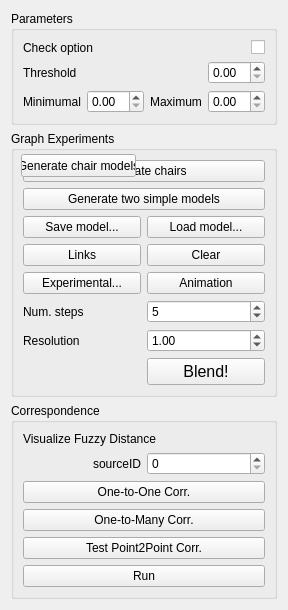
Before: the Qt Designer form topo-blend/topo_blend_widget.ui in ialhashim/topo-blend, drawn with Qt 5.
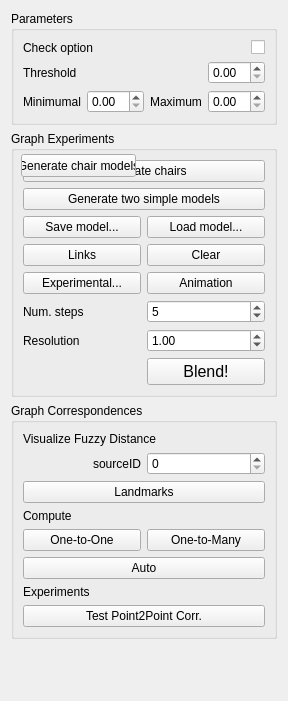
After: the same form once the commit is applied. Icons and pictures are not drawn.

Commit message: [Correspondence] Ui for setting up landmarks, visualization and I/O.

Patch:
```diff
--- a/topo-blend/topo_blend_widget.ui
+++ b/topo-blend/topo_blend_widget.ui
@@ -7,7 +7,7 @@
     <x>0</x>
     <y>0</y>
     <width>246</width>
-    <height>582</height>
+    <height>701</height>
    </rect>
   </property>
   <property name="windowTitle">
@@ -229,9 +229,33 @@
    <item>
     <widget class="QGroupBox" name="groupBox_3">
      <property name="title">
-      <string>Correspondence</string>
+      <string>Graph Correspondences</string>
      </property>
      <layout class="QGridLayout" name="gridLayout_3">
+      <item row="2" column="0" colspan="2">
+       <widget class="QPushButton" name="landmarksButton">
+        <property name="text">
+         <string>Landmarks</string>
+        </property>
+       </widget>
+      </item>
+      <item row="8" column="0" colspan="2">
+       <widget class="QLabel" name="label_9">
+        <property name="text">
+         <string>Experiments</string>
+        </property>
+       </widget>
+      </item>
+      <item row="7" column="0" colspan="2">
+       <widget class="QPushButton" name="runButton">
+        <property name="styleSheet">
+         <string notr="true">font: 75 8pt &quot;MS Shell Dlg 2&quot;;</string>
+        </property>
+        <property name="text">
+         <string>Auto</string>
+        </property>
+       </widget>
+      </item>
       <item row="1" column="0">
        <widget class="QLabel" name="label_5">
         <property name="text">
@@ -249,10 +273,10 @@
         </property>
        </widget>
       </item>
-      <item row="3" column="0" colspan="2">
+      <item row="5" column="0">
        <widget class="QPushButton" name="one2oneButton">
         <property name="text">
-         <string>One-to-One Corr.</string>
+         <string>One-to-One</string>
         </property>
        </widget>
       </item>
@@ -263,27 +287,24 @@
         </property>
        </widget>
       </item>
-      <item row="4" column="0" colspan="2">
-       <widget class="QPushButton" name="one2manyButton">
-        <property name="text">
-         <string>One-to-Many Corr.</string>
-        </property>
-       </widget>
-      </item>
-      <item row="5" column="0" colspan="2">
+      <item row="9" column="0" colspan="2">
        <widget class="QPushButton" name="p2pButton">
         <property name="text">
          <string>Test Point2Point Corr.</string>
         </property>
        </widget>
       </item>
-      <item row="6" column="0" colspan="2">
-       <widget class="QPushButton" name="runButton">
-        <property name="styleSheet">
-         <string notr="true">font: 75 8pt &quot;MS Shell Dlg 2&quot;;</string>
+      <item row="5" column="1">
+       <widget class="QPushButton" name="one2manyButton">
+        <property name="text">
+         <string>One-to-Many</string>
         </property>
+       </widget>
+      </item>
+      <item row="3" column="0" colspan="2">
+       <widget class="QLabel" name="label_7">
         <property name="text">
-         <string>Run</string>
+         <string>Compute</string>
         </property>
        </widget>
       </item>
```
The commit also changes 7 other files.
